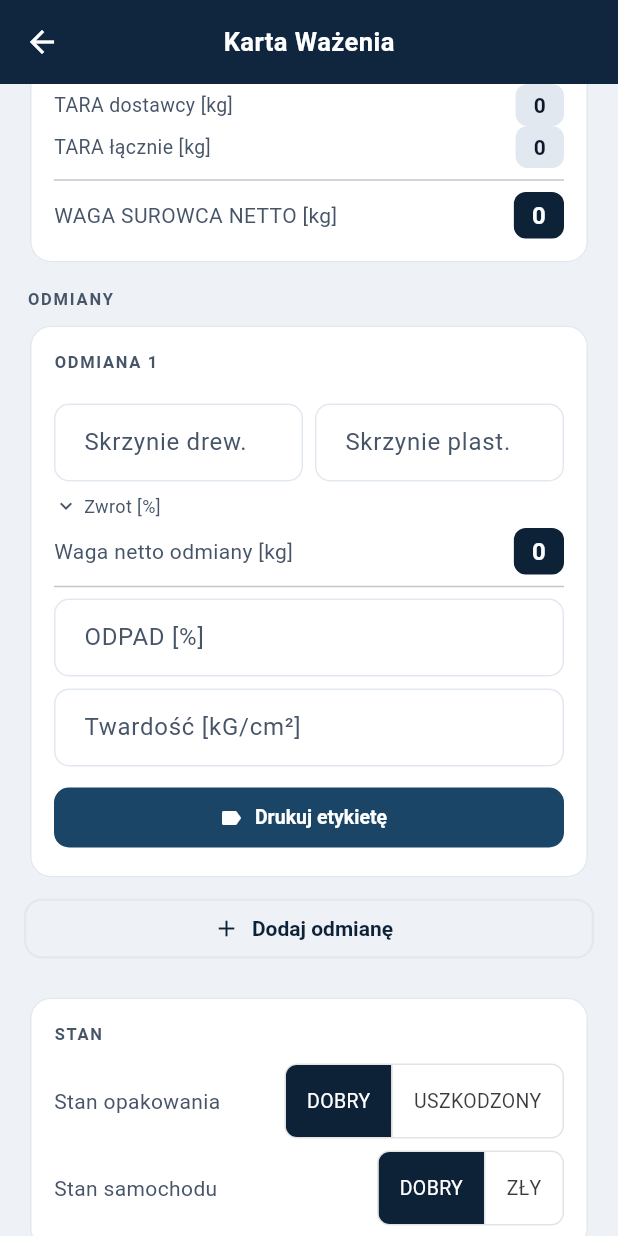
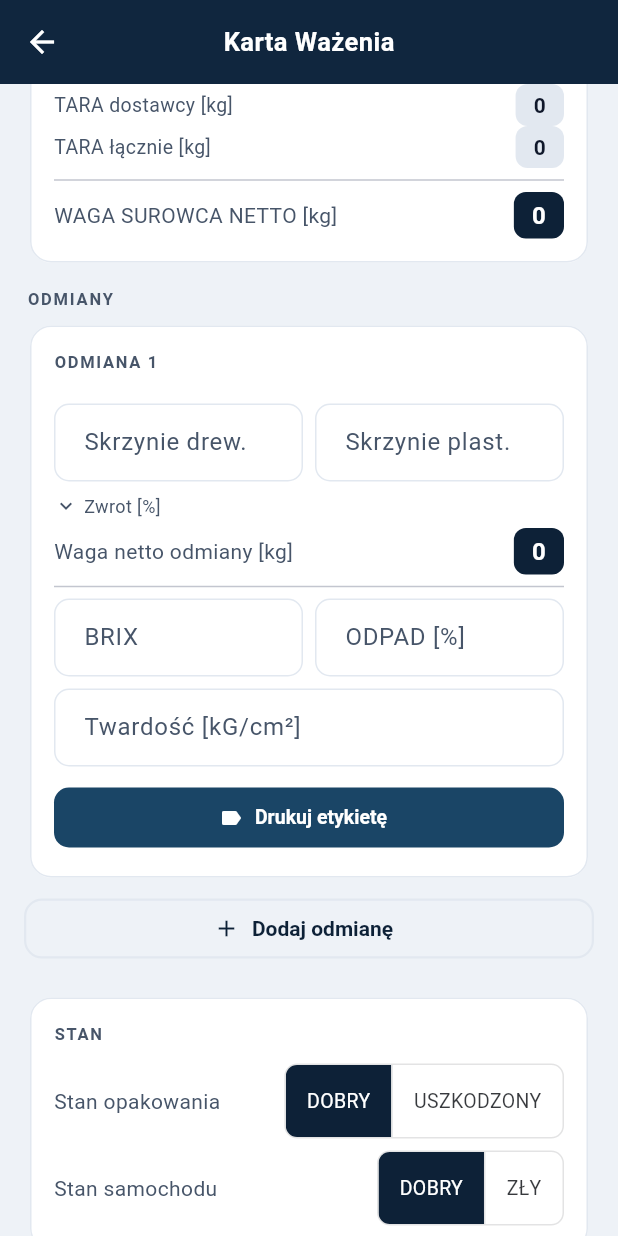
Before and after one commit to piotrgazdambf/wazenie_app, a Flutter app: the KwScreen screen opened directly with empty values, scrolled down 1152 dp, on a phone screen of 412 x 824 dp. Run offline on Flutter 3.47's test engine with Material 3 defaults, Android fonts, the phone set to English and light mode, and no system bars; our stand-ins replace cloud_firestore, connectivity_plus, firebase_core, firebase_remote_config, flutter_riverpod, go_router and 6 more; missing offline and left inert: dart:html; accounts and stored records are empty; key blocks and very long unbroken strings in the code were emptied for the run.

Commit message:
fix: KW - przywróć BRIX dla wszystkich owoców (tylko twardość opcjonalna dla nie-jabłko/gruszka)

```diff
--- a/lib/features/kw/kw_screen.dart
+++ b/lib/features/kw/kw_screen.dart
@@ -930,15 +930,11 @@ class _KwScreenState extends ConsumerState<KwScreen> {
               big: true, highlight: true),
           const Divider(height: 16),
           // Parametry jakości
-          if (isJG) ...[
-            Row(children: [
-              Expanded(child: _NumField('BRIX', o.brixCtrl, required: true)),
-              const SizedBox(width: 8),
-              Expanded(child: _NumField('ODPAD [%]', o.odpadCtrl, required: true)),
-            ]),
-          ] else ...[
-            _NumField('ODPAD [%]', o.odpadCtrl, required: true),
-          ],
+          Row(children: [
+            Expanded(child: _NumField('BRIX', o.brixCtrl, required: true)),
+            const SizedBox(width: 8),
+            Expanded(child: _NumField('ODPAD [%]', o.odpadCtrl, required: true)),
+          ]),
           // Podgląd odpadu na żywo
           ValueListenableBuilder<TextEditingValue>(
             valueListenable: o.odpadCtrl,
```
